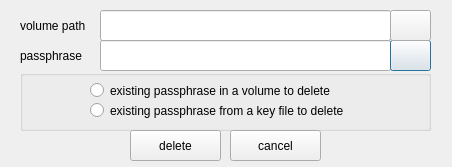
This is luksdeletekey.ui in mhogomchungu/zuluCrypt as Qt 5 draws it before an edit. The edited form follows.
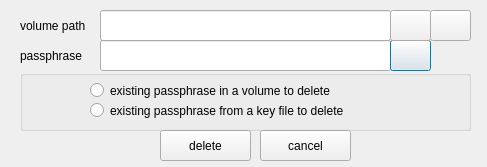
This is the edited form.

```diff
--- a/luksdeletekey.ui
+++ b/luksdeletekey.ui
@@ -9,7 +9,7 @@
    <rect>
     <x>0</x>
     <y>0</y>
-    <width>452</width>
+    <width>487</width>
     <height>167</height>
    </rect>
   </property>
@@ -47,7 +47,7 @@
     <rect>
      <x>20</x>
      <y>70</y>
-     <width>411</width>
+     <width>451</width>
      <height>61</height>
     </rect>
    </property>
@@ -100,7 +100,7 @@
   <widget class="QPushButton" name="pushButtonDelete">
    <property name="geometry">
     <rect>
-     <x>130</x>
+     <x>160</x>
      <y>130</y>
      <width>91</width>
      <height>31</height>
@@ -113,7 +113,7 @@
   <widget class="QPushButton" name="pushButtonCancel">
    <property name="geometry">
     <rect>
-     <x>230</x>
+     <x>260</x>
      <y>130</y>
      <width>91</width>
      <height>31</height>
@@ -156,7 +156,23 @@
     </rect>
    </property>
    <property name="toolTip">
-    <string>open an encrypted volume</string>
+    <string>open an encrypted file</string>
+   </property>
+   <property name="text">
+    <string/>
+   </property>
+  </widget>
+  <widget class="QPushButton" name="pushButtonOpenPartition">
+   <property name="geometry">
+    <rect>
+     <x>430</x>
+     <y>10</y>
+     <width>41</width>
+     <height>31</height>
+    </rect>
+   </property>
+   <property name="toolTip">
+    <string>open an encrypted partition</string>
    </property>
    <property name="text">
     <string/>
```
Left out of the diff: 2 changed lines with no effect on the pictures.
